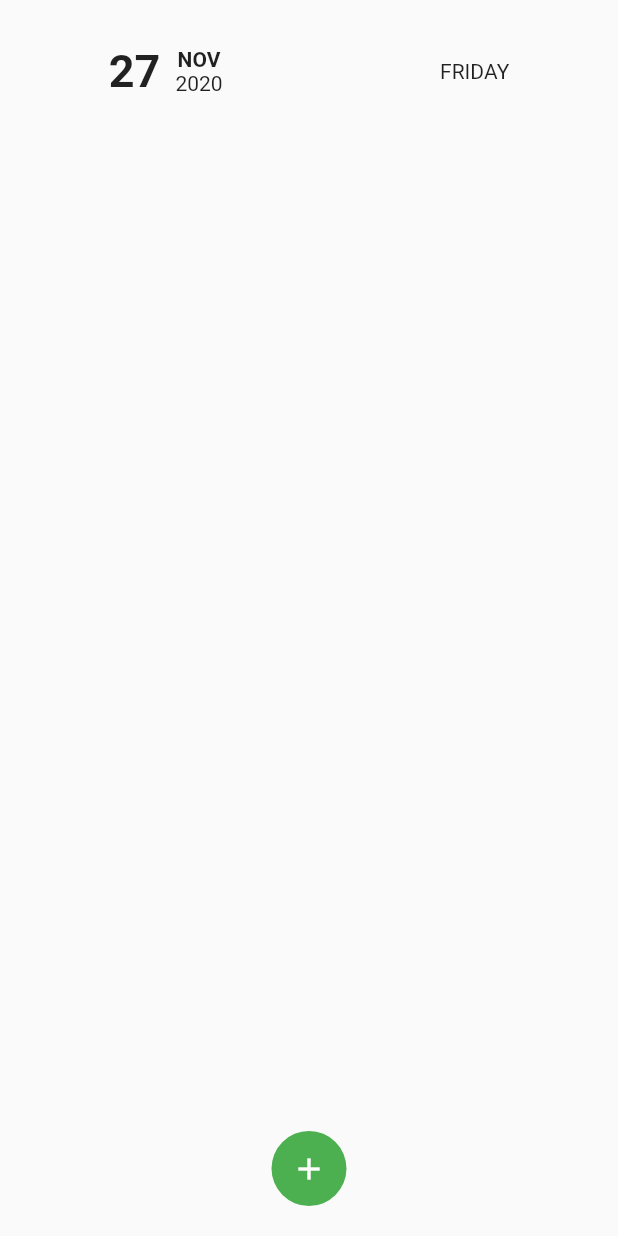
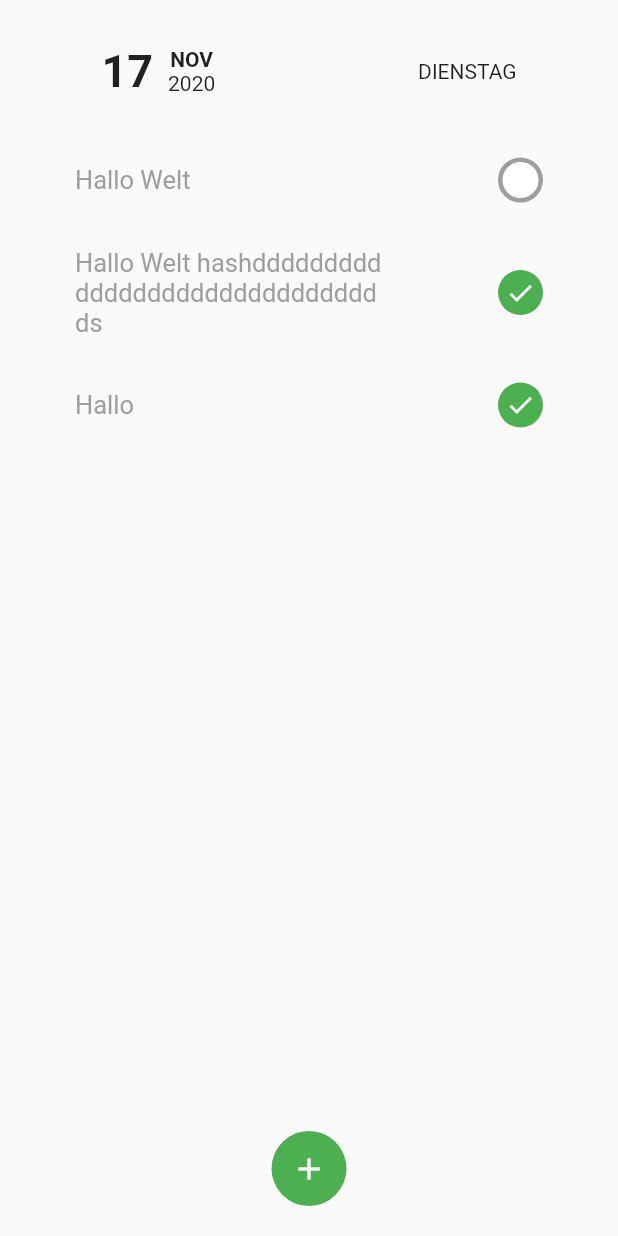
Before and after one commit to Tutorialwork/ToDo-App, a Flutter app: the screen it shows after launch, on a phone screen of 412 x 824 dp. Run offline on Flutter 3.47's test engine with Material 2 defaults, Android fonts, the phone set to English and light mode, and no system bars.

Commit message:
Revert "todo logic added"
This reverts commit 3bd8128a

```diff
--- /dev/null
+++ b/lib/addtodo.dart
@@ -0,0 +1,24 @@
+import 'package:flutter/material.dart';
+
+class AddTodo extends StatelessWidget {
+  @override
+  Widget build(BuildContext context) {
+    return Padding(
+      padding: EdgeInsets.all(20),
+      child: Row(
+        mainAxisAlignment: MainAxisAlignment.center,
+        children: [
+          Container(
+            width: 50,
+            height: 50,
+            decoration: BoxDecoration(
+                shape: BoxShape.circle,
+                color: Colors.green
+            ),
+            child: Icon(Icons.add, color: Colors.white,),
+          )
+        ],
+      ),
+    );
+  }
+}
--- a/lib/main.dart
+++ b/lib/main.dart
@@ -1,16 +1,11 @@
-import 'dart:convert';
-
 import 'package:flutter/material.dart';
-import 'package:shared_preferences/shared_preferences.dart';
+import 'package:todo_app/addtodo.dart';
+import 'package:todo_app/checkbox.dart';
 import 'package:todo_app/navbar.dart';
 import 'package:todo_app/todo.dart';
 
 void main(){
-  runApp(
-    MaterialApp(
-        home: HomePage()
-    )
-  );
+  runApp(HomePage());
 }
 
 class HomePage extends StatefulWidget {
@@ -19,109 +14,21 @@ class HomePage extends StatefulWidget {
 }
 
 class _HomePageState extends State<HomePage> {
-
-  Map<String, dynamic> todo = {};
-  TextEditingController _controller = new TextEditingController();
-
-  @override
-  void initState() {
-    _loadData();
-  }
-
-  _loadData() async {
-    SharedPreferences storage = await SharedPreferences.getInstance();
-
-    if (storage.getString('todo') != null) {
-      todo = jsonDecode(storage.getString('todo'));
-    }
-  }
-
-  _saveData() async {
-    SharedPreferences storage = await SharedPreferences.getInstance();
-
-    storage.setString('todo', jsonEncode(todo));
-  }
-
   @override
   Widget build(BuildContext context) {
     return MaterialApp(
       home: SafeArea(
         child: Scaffold(
-          bottomNavigationBar: InkWell(
-            onTap: () {
-              showDialog(
-                context: context,
-                builder: (_) {
-                  return AlertDialog(
-                    content: TextFormField(
-                      controller: _controller,
-                      decoration: InputDecoration(
-                        hintText: 'Todo'
-                      ),
-                    ),
-                    actions: [
-                      FlatButton(
-                        child: Text('Speichern'),
-                        onPressed: () {
-                          if (_controller.text.length > 0) {
-                            Navigator.pop(context);
-                            setState(() {
-                              todo.putIfAbsent(_controller.text, () => false);
-                              _saveData();
-                              _controller.text = '';
-                            });
-                          }
-                        },
-                      )
-                    ],
-                  );
-                }
-              );
-            },
-            child: Padding(
-              padding: EdgeInsets.all(20),
-              child: Row(
-                mainAxisAlignment: MainAxisAlignment.center,
-                children: [
-                  Container(
-                    width: 50,
-                    height: 50,
-                    decoration: BoxDecoration(
-                        shape: BoxShape.circle,
-                        color: Colors.green
-                    ),
-                    child: Icon(Icons.add, color: Colors.white,),
-                  )
-                ],
-              ),
-            ),
-          ),
+          bottomNavigationBar: AddTodo(),
           body: Column(
             children: [
               Navbar(),
               SizedBox(height: 30,),
-              Expanded(
-                child: ListView.builder(
-                  itemCount: todo.length,
-                  itemBuilder: (context, i) {
-                    return Dismissible(
-                      key: Key('item'+i.toString()),
-                      onDismissed: (_) {
-                        todo.remove(todo.keys.elementAt(i));
-                        _saveData();
-                      },
-                      child: InkWell(
-                        onTap: () {
-                          setState(() {
-                            todo[todo.keys.elementAt(i)] = !todo[todo.keys.elementAt(i)];
-                          });
-                        },
-                        child: TodoItem(name: todo.keys.elementAt(i), isActive: todo.values.elementAt(i)),
-                      ),
-                    );
-                  },
-                ),
-              )
+              TodoItem(name: "Hallo Welt", isActive: false),
+              SizedBox(height: 10,),
+              TodoItem(name: "Hallo Welt hashddddddddddddddddddddddddddddddds", isActive: true),
+              SizedBox(height: 10,),
+              TodoItem(name: "Hallo", isActive: true),
             ],
           )
         ),
--- a/lib/navbar.dart
+++ b/lib/navbar.dart
@@ -1,5 +1,4 @@
 import 'package:flutter/cupertino.dart';
-import 'package:intl/intl.dart';
 
 class Navbar extends StatelessWidget {
   @override
@@ -12,17 +11,17 @@ class Navbar extends StatelessWidget {
           children: [
             Row(
               children: [
-                Text(DateFormat('d').format(DateTime.now()), style: TextStyle(fontSize: 30, fontWeight: FontWeight.bold),),
+                Text('17', style: TextStyle(fontSize: 30, fontWeight: FontWeight.bold),),
                 SizedBox(width: 10,),
                 Column(
                   children: [
-                    Text(DateFormat('MMM').format(DateTime.now()).toUpperCase(), style: TextStyle(fontWeight: FontWeight.bold),),
-                    Text(DateFormat('y').format(DateTime.now()))
+                    Text('NOV', style: TextStyle(fontWeight: FontWeight.bold),),
+                    Text('2020')
                   ],
                 ),
               ],
             ),
-            Text(DateFormat('EEEE').format(DateTime.now()).toUpperCase())
+            Text('DIENSTAG')
           ],
         ),
       ],
--- a/pubspec.yaml
+++ b/pubspec.yaml
@@ -21,9 +21,6 @@ environment:
   sdk: ">=2.7.0 <3.0.0"
 
 dependencies:
-  shared_preferences: ^0.5.12+4
-  intl: ^0.16.1
-
   flutter:
     sdk: flutter
 
```
Also changed, not shown: pubspec.lock.
